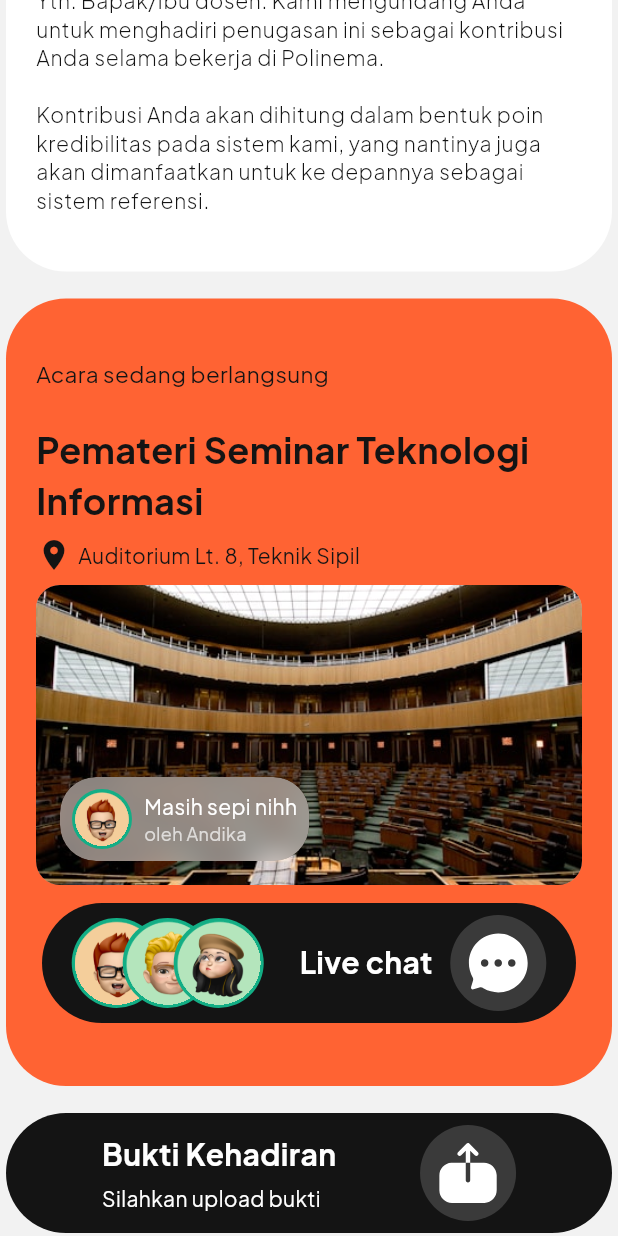
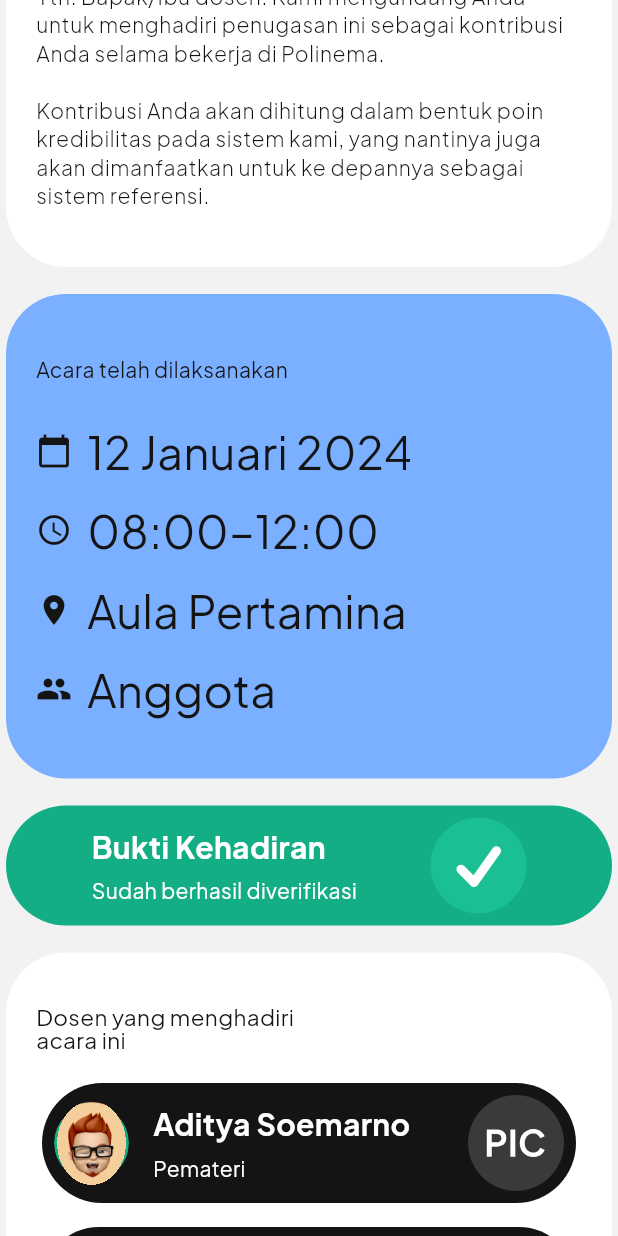
Before and after one commit to Kelompok-1-SDM/aplikasi-sdm, a Flutter app: the DetailTugas screen opened by its route, scrolled down 576 dp, after a tap on "Bukti Kehadiran", on a phone screen of 412 x 824 dp. Run offline on Flutter 3.47's test engine with Material 3 defaults, Android fonts, the phone set to English and light mode, and no system bars; our stand-ins replace figma_squircle, fl_chart, flutter_svg, table_calendar.

Commit message:
Detail tugas

```diff
--- a/lib/view/tugas/detail_tugas.dart
+++ b/lib/view/tugas/detail_tugas.dart
@@ -1,3 +1,4 @@
+import 'package:aplikasi_manajemen_sdm/config/const.dart';
 import 'package:aplikasi_manajemen_sdm/config/theme/color.dart';
 import 'package:aplikasi_manajemen_sdm/view/global_widgets.dart';
 import 'package:aplikasi_manajemen_sdm/view/tugas/detail_tugas_widgets.dart';
@@ -11,6 +12,9 @@ class DetailTugas extends StatefulWidget {
 }
 
 class _DetailTugasState extends State<DetailTugas> {
+  bool histori = true;
+  bool kehadiran = true;
+
   @override
   Widget build(BuildContext context) {
     return Scaffold(
@@ -24,11 +28,15 @@ class _DetailTugasState extends State<DetailTugas> {
           padding: const EdgeInsets.only(top: 61),
           child: Column(
             children: [
-              CustomBigButton(
-                buttonLabel: "Ke Livechat",
-                buttonColor: ColorNeutral.black,
-                onPressed: () => {Navigator.pushNamed(context, "/livechat")},
-                otherWidget: [],
+              Align(
+                alignment:
+                    Alignment.centerLeft, // Meletakkan button di sisi kiri
+                child: CustomIconButton(
+                  Icons.chevron_left_rounded,
+                  colorBackground: ColorNeutral.white,
+                  size: IconSize.medium,
+                  onPressed: () => Navigator.pop(context),
+                ),
               ),
 
               const SizedBox(height: 20), // Spacer untuk memberikan jarak
@@ -68,11 +76,17 @@ class _DetailTugasState extends State<DetailTugas> {
                       "Kontribusi Anda akan dihitung dalam bentuk poin kredibilitas pada sistem kami, "
                       "yang nantinya juga akan dimanfaatkan untuk ke depannya sebagai sistem referensi."),
 
-              const SizedBox(height: 10),
-              LiveCard(),
+              if (!histori) SizedBox(height: 10),
+              if (!histori) LiveCard(),
 
-              const SizedBox(height: 10),
-              BuktiButton(),
+              if (histori) SizedBox(height: 10),
+              if (histori) DetailCard(),
+
+             if (!kehadiran) const SizedBox(height: 10),
+             if (!kehadiran) BuktiButton(),
+
+              if (kehadiran) const SizedBox(height: 10),
+              if (kehadiran) BuktiHadirButton(),
 
               const SizedBox(height: 10),
               DosenCard(),
--- a/lib/view/tugas/detail_tugas_widgets.dart
+++ b/lib/view/tugas/detail_tugas_widgets.dart
@@ -43,6 +43,126 @@ class BuktiButton extends StatelessWidget {
     );
   }
 }
+
+class BuktiHadirButton extends StatelessWidget {
+  const BuktiHadirButton({super.key});
+
+  @override
+  Widget build(BuildContext context) {
+    return CustomBigButton(
+      wasIconOnRight: true,
+      otherWidget: [
+        Column(
+          crossAxisAlignment: CrossAxisAlignment.start,
+          children: [
+            Text(
+              "Bukti Kehadiran",
+              style: TextStyle(
+                color: ColorNeutral.white,
+                fontWeight: FontWeight.w700,
+                fontSize: 20,
+              ),
+            ),
+            SizedBox(height: 4), // Memberikan jarak antara kedua teks
+            Text(
+              "Sudah berhasil diverifikasi", // Updated text based on the image provided
+              style: TextStyle(
+                color: ColorNeutral.white,
+                fontWeight: FontWeight.w400,
+                fontSize: 14, // Ukuran font yang lebih kecil
+              ),
+            ),
+          ],
+        ),
+      ],
+      onPressed: () => {},
+      icon: CustomIconButton(
+        "assets/icon/centang.svg",
+        size: IconSize.large,
+        colorBackground: Color(0xFF1AC094), // Bright green for the circle background
+        iconColorCustom: ColorNeutral.white, // White checkmark
+      ),
+      buttonColor: Color(0xFF13AE85), // Dark green for the button background
+    );
+  }
+}
+
+
+class DetailCard extends StatelessWidget {
+  const DetailCard({super.key});
+
+  CustomCardContent seminarCard(ThemeData theme, {double fontSize = 15.0}) {
+    return CustomCardContent(
+      colorBackground: Color(0xFF7BAFFF),
+      header: [
+        Text(
+          "Acara telah dilaksanakan",
+          style: theme.textTheme.bodyMedium,
+        ),
+      ],
+      otherWidget: [
+        Column(
+          crossAxisAlignment: CrossAxisAlignment.start,
+          children: [
+            Row(
+              children: [
+                Icon(Icons.calendar_today, color: ColorNeutral.black),
+                const SizedBox(width: 10),
+                Text(
+                  "12 Januari 2024",
+                  style: theme.textTheme.bodyMedium!.copyWith(fontSize: fontSize),
+                ),
+              ],
+            ),
+            const SizedBox(height: 10),
+            Row(
+              children: [
+                Icon(Icons.access_time, color: ColorNeutral.black),
+                const SizedBox(width: 10),
+                Text(
+                  "08:00–12:00",
+                  style: theme.textTheme.bodyMedium!.copyWith(fontSize: fontSize),
+                ),
+              ],
+            ),
+            const SizedBox(height: 10),
+            Row(
+              children: [
+                Icon(Icons.location_on, color: ColorNeutral.black),
+                const SizedBox(width: 10),
+                Text(
+                  "Aula Pertamina",
+                  style: theme.textTheme.bodyMedium!.copyWith(fontSize: fontSize),
+                ),
+              ],
+            ),
+            const SizedBox(height: 10),
+            Row(
+              children: [
+                Icon(Icons.group, color: ColorNeutral.black),
+                const SizedBox(width: 10),
+                Text(
+                  "Anggota",
+                  style: theme.textTheme.bodyMedium!.copyWith(fontSize: fontSize),
+                ),
+              ],
+            ),
+          ],
+        ),
+      ],
+    );
+  }
+
+  @override
+  Widget build(BuildContext context) {
+    final ThemeData theme = Theme.of(context);
+
+    return seminarCard(theme, fontSize: 30.0);
+  }
+}
+
+
+
 
 class LiveCard extends StatelessWidget {
   const LiveCard({super.key});
@@ -144,7 +264,7 @@ class LiveChatDetailButton extends StatelessWidget {
                 fontSize: 20),
           )
       ],
-      onPressed: () => {},
+      onPressed: () => {Navigator.pushNamed(context, "/livechat")},
       icon: CustomIconButton(
         "assets/icon/chat.svg",
         size: IconSize.large,
@@ -156,7 +276,8 @@ class LiveChatDetailButton extends StatelessWidget {
 
 class AnggotaCard extends StatelessWidget {
   final bool withText;
-  const AnggotaCard({super.key, required this.withText});
+  final bool withIcon;
+  const AnggotaCard({super.key, required this.withText, this.withIcon = true});
 
   @override
   Widget build(BuildContext context) {
@@ -169,16 +290,20 @@ class AnggotaCard extends StatelessWidget {
             alignment: Alignment.centerLeft,
             children: [
               Positioned(
+                child: ClipOval(
                   child: ProfileIcon(
                     "assets/icon/profile-1.png",
                     imageSize: 60,
                   ),
                 ),
+              ),
             ],
           ),
         ),
+        SizedBox(width: 16), // Jarak antara profil dan teks
         if (withText)
-          Column(
+          Expanded(
+            child: Column(
               crossAxisAlignment: CrossAxisAlignment.start,
               children: [
                 Text(
@@ -191,7 +316,7 @@ class AnggotaCard extends StatelessWidget {
                 ),
                 SizedBox(height: 4),
                 Text(
-                "pemateri",
+                  "Pemateri",
                   style: TextStyle(
                     color: ColorNeutral.white,
                     fontWeight: FontWeight.w400,
@@ -200,20 +325,23 @@ class AnggotaCard extends StatelessWidget {
                 ),
               ],
             ),
-      ],
-      onPressed: () => {},
-      icon: CustomIconButton(
-        "assets/icon/chat.svg",
+          ),
+        if (withIcon)
+          CustomIconButton(
+            "assets/icon/pic.svg",
             size: IconSize.large,
             colorBackground: ColorNeutral.gray,
           ),
+      ],
+      onPressed: () => {},
     );
   }
 }
 
 class AnggotaCard2 extends StatelessWidget {
   final bool withText;
-  const AnggotaCard2({super.key, required this.withText});
+  final bool withIcon;
+  const AnggotaCard2({super.key, required this.withText, this.withIcon = true});
 
   @override
   Widget build(BuildContext context) {
@@ -226,16 +354,20 @@ class AnggotaCard2 extends StatelessWidget {
             alignment: Alignment.centerLeft,
             children: [
               Positioned(
+                child: ClipOval(
                   child: ProfileIcon(
                     "assets/icon/profile-2.png",
                     imageSize: 60,
                   ),
                 ),
+              ),
             ],
           ),
         ),
+        SizedBox(width: 16), // Jarak antara profil dan teks
         if (withText)
-          Column(
+          Expanded(
+            child: Column(
               crossAxisAlignment: CrossAxisAlignment.start,
               children: [
                 Text(
@@ -248,7 +380,7 @@ class AnggotaCard2 extends StatelessWidget {
                 ),
                 SizedBox(height: 4),
                 Text(
-                "pemateri",
+                  "Teknologi",
                   style: TextStyle(
                     color: ColorNeutral.white,
                     fontWeight: FontWeight.w400,
@@ -257,20 +389,17 @@ class AnggotaCard2 extends StatelessWidget {
                 ),
               ],
             ),
+          ),
       ],
       onPressed: () => {},
-      icon: CustomIconButton(
-        "assets/icon/chat.svg",
-        size: IconSize.large,
-        colorBackground: ColorNeutral.gray,
-      ),
     );
   }
 }
 
 class AnggotaCard3 extends StatelessWidget {
   final bool withText;
-  const AnggotaCard3({super.key, required this.withText});
+  final bool withIcon;
+  const AnggotaCard3({super.key, required this.withText, this.withIcon = true});
 
   @override
   Widget build(BuildContext context) {
@@ -283,20 +412,24 @@ class AnggotaCard3 extends StatelessWidget {
             alignment: Alignment.centerLeft,
             children: [
               Positioned(
+                child: ClipOval(
                   child: ProfileIcon(
                     "assets/icon/profile-3.png",
                     imageSize: 60,
                   ),
                 ),
+              ),
             ],
           ),
         ),
+        SizedBox(width: 16), // Jarak antara profil dan teks
         if (withText)
-          Column(
+          Expanded(
+            child: Column(
               crossAxisAlignment: CrossAxisAlignment.start,
               children: [
                 Text(
-                "Tiara Siagananwadari",
+                  "Tiara Siagan",
                   style: TextStyle(
                     color: ColorNeutral.white,
                     fontWeight: FontWeight.w700,
@@ -305,7 +438,7 @@ class AnggotaCard3 extends StatelessWidget {
                 ),
                 SizedBox(height: 4),
                 Text(
-                "pemateri",
+                  "Penalaran",
                   style: TextStyle(
                     color: ColorNeutral.white,
                     fontWeight: FontWeight.w400,
@@ -314,13 +447,9 @@ class AnggotaCard3 extends StatelessWidget {
                 ),
               ],
             ),
+          ),
       ],
       onPressed: () => {},
-      icon: CustomIconButton(
-        "assets/icon/chat.svg",
-        size: IconSize.large,
-        colorBackground: ColorNeutral.gray,
-      ),
     );
   }
 }
@@ -341,20 +470,21 @@ class DosenCard extends StatelessWidget {
         ),
       ],
       otherWidget: [
-        AnggotaCard(withText: true),
-        AnggotaCard2(withText: true),
-        AnggotaCard3(withText: true),
+        AnggotaCard(withText: true, withIcon: true),
+        AnggotaCard2(withText: true, withIcon: true),
+        AnggotaCard3(withText: true, withIcon: true),
       ],
     );
   }
 
   @override
   Widget build(BuildContext context) {
-    final ThemeData theme = Theme.of(context);
-
+    final theme = Theme.of(context);
     return dosenCard(theme);
   }
 }
+
+
 
 class SuratButton extends StatelessWidget {
   const SuratButton({super.key, required bool withText});
@@ -389,7 +519,7 @@ class SuratButton extends StatelessWidget {
       ],
       onPressed: () => {},
       icon: CustomIconButton(
-        "assets/icon/upload.svg",
+        "assets/icon/paper.svg",
         size: IconSize.large,
         colorBackground: ColorNeutral.gray,
       ),
@@ -430,10 +560,12 @@ class SertifButton extends StatelessWidget {
       ],
       onPressed: () => {},
       icon: CustomIconButton(
-        "assets/icon/upload.svg",
+        "assets/icon/paper.svg",
         size: IconSize.large,
-        colorBackground: ColorNeutral.gray,
+        colorBackground: Color(0xFFFF7247),
+        iconColorCustom: ColorNeutral.white,
       ),
+      buttonColor: ColorPrimary.orange,
     );
   }
 }
@@ -467,4 +599,5 @@ class FileCard extends StatelessWidget {
 
     return fileCard(theme);
   }
+
 }
```
Also changed, not shown: assets/icon/centang.svg (added), assets/icon/check.png (added), assets/icon/paper.svg (added), assets/icon/pic.svg (added). Lines whose indentation alone changed are shown as unchanged.
